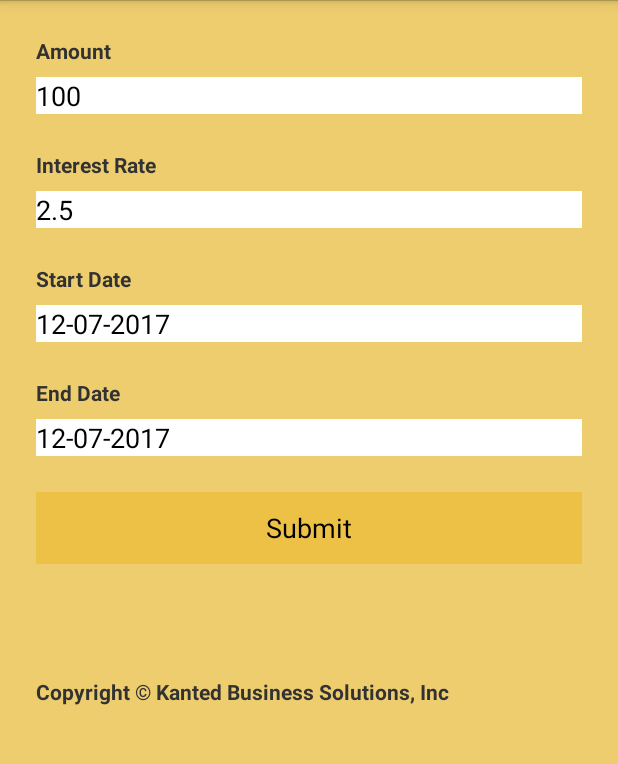
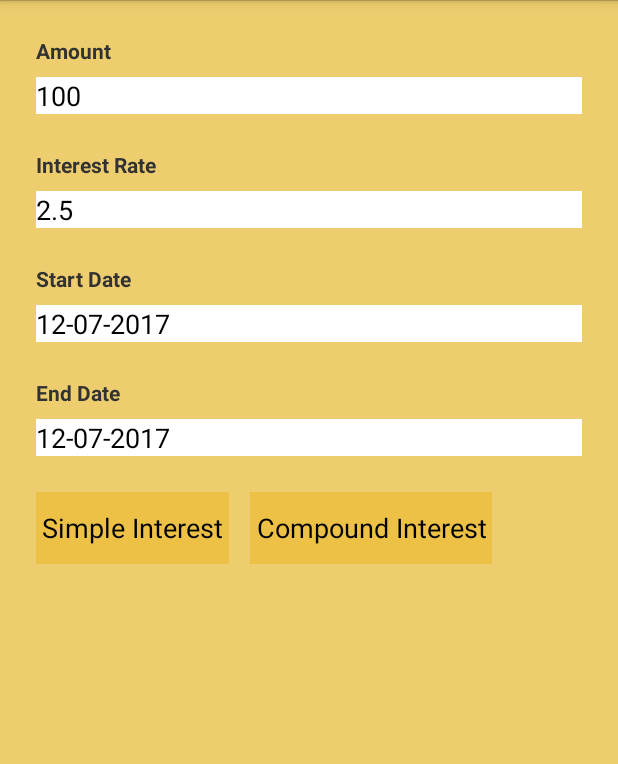
Before and after one commit to siddarthkanted/PawnBroker, an Android app: the screen it shows after launch (MainActivity), on a phone screen of 412 x 824 dp, the part 72-836 px from its top. Run offline under Robolectric (Android 15) with nearby library versions, the phone set to English and light mode, and no system bars; libraries missing offline, so code that uses them is left out: hotchemi.android.rate; 2 statements that could not run were skipped.

Commit message:
Added new logo Compound interest calculation done Rate us library added

```diff
--- a/PawnBrokerCalculator/app/build.gradle
+++ b/PawnBrokerCalculator/app/build.gradle
@@ -22,4 +22,5 @@ android {
 dependencies {
     compile fileTree(dir: 'libs', include: ['*.jar'])
     compile 'com.android.support:appcompat-v7:22.2.0'
+    compile 'com.github.hotchemi:android-rate:1.0.1'
 }
--- a/PawnBrokerCalculator/app/src/main/AndroidManifest.xml
+++ b/PawnBrokerCalculator/app/src/main/AndroidManifest.xml
@@ -4,7 +4,7 @@
 
     <application
         android:allowBackup="true"
-        android:icon="@mipmap/pawn_broker_logo"
+        android:icon="@mipmap/physical_balance"
         android:label="@string/app_name"
         android:theme="@style/AppThemeWithActionBar" >
 
--- a/PawnBrokerCalculator/app/src/main/java/com/pawnbroker/kanted/pawnbrokercalculatorapplication/Constant.java
+++ b/PawnBrokerCalculator/app/src/main/java/com/pawnbroker/kanted/pawnbrokercalculatorapplication/Constant.java
@@ -12,4 +12,6 @@ public class Constant {
     public static String amount = "100";
     public static String interestRate = "2.5";
 
+    public enum InterestTypeEnum { Simple, Compound}
+
 }
--- a/PawnBrokerCalculator/app/src/main/res/layout/activity_main.xml
+++ b/PawnBrokerCalculator/app/src/main/res/layout/activity_main.xml
@@ -139,11 +139,23 @@
         style="@style/LinearLayoutStyle">
 
         <Button
-            android:layout_width="match_parent"
+            android:id="@+id/simpleInterestButton"
+            android:layout_width="wrap_content"
             android:layout_height="wrap_content"
-            android:text="@string/submit"
+            android:text="@string/simpleInterest"
             android:background="@color/darkOrange"
-            android:onClick="submitButtonOnClick"/>
+            android:onClick="submitButtonOnClick"
+            android:padding="4dp"/>
+
+        <Button
+            android:layout_toRightOf="@+id/simpleInterestButton"
+            android:layout_width="wrap_content"
+            android:layout_height="wrap_content"
+            android:text="@string/compoundInterest"
+            android:background="@color/darkOrange"
+            android:onClick="compoundInterestButtonOnClick"
+            android:padding="4dp"
+            android:layout_marginLeft="14dp"/>
 
     </RelativeLayout>
 
@@ -163,21 +175,6 @@
 
     </RelativeLayout>
 
-    <RelativeLayout
-        android:layout_width="match_parent"
-        android:layout_height="wrap_content"
-        android:layout_below="@+id/resultLayout"
-        android:id="@+id/copyrightLayout"
-        style="@style/LinearLayoutStyle">
-
-        <TextView
-            android:layout_width="match_parent"
-            android:layout_height="wrap_content"
-            android:id="@+id/copyrightTextView"
-            style="@style/TextViewStyle"
-            android:text="@string/copyright"/>
-
-    </RelativeLayout>
 
 </RelativeLayout>
 
--- a/PawnBrokerCalculator/app/src/main/res/values/strings.xml
+++ b/PawnBrokerCalculator/app/src/main/res/values/strings.xml
@@ -5,7 +5,8 @@
     <string name="interestRate">Interest Rate</string>
     <string name="startDate">Start Date</string>
     <string name="endDate">End Date</string>
-    <string name="submit">Submit</string>
+    <string name="simpleInterest">Simple Interest</string>
+    <string name="compoundInterest">Compound Interest</string>
     <string name="amount">Amount</string>
     <string name="differenceBetween">Difference between %1$s and %2$s is %3$s %4$s</string>
     <string name="days">Days</string>
```
Also changed, not shown: PawnBrokerCalculator/app/src/main/java/com/pawnbroker/kanted/pawnbrokercalculatorapplication/InterestCalculation.java (+16 -7 lines), PawnBrokerCalculator/app/src/main/java/com/pawnbroker/kanted/pawnbrokercalculatorapplication/MainActivity.java (+38 -3 lines), PawnBrokerCalculator/app/src/main/res/mipmap-xhdpi/pawn_broker_logo.jpg (deleted), PawnBrokerCalculator/gradle/wrapper/gradle-wrapper.properties, 2 other files.
